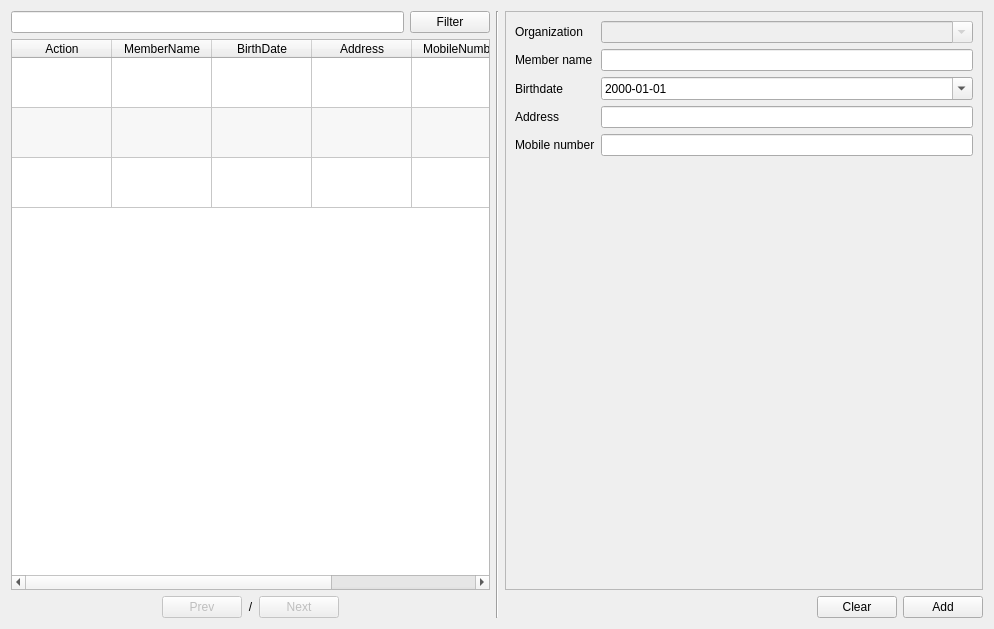
Old version of the form app/views/templates/ManageMember.ui in the repository rondalefloyd/mts-pos.
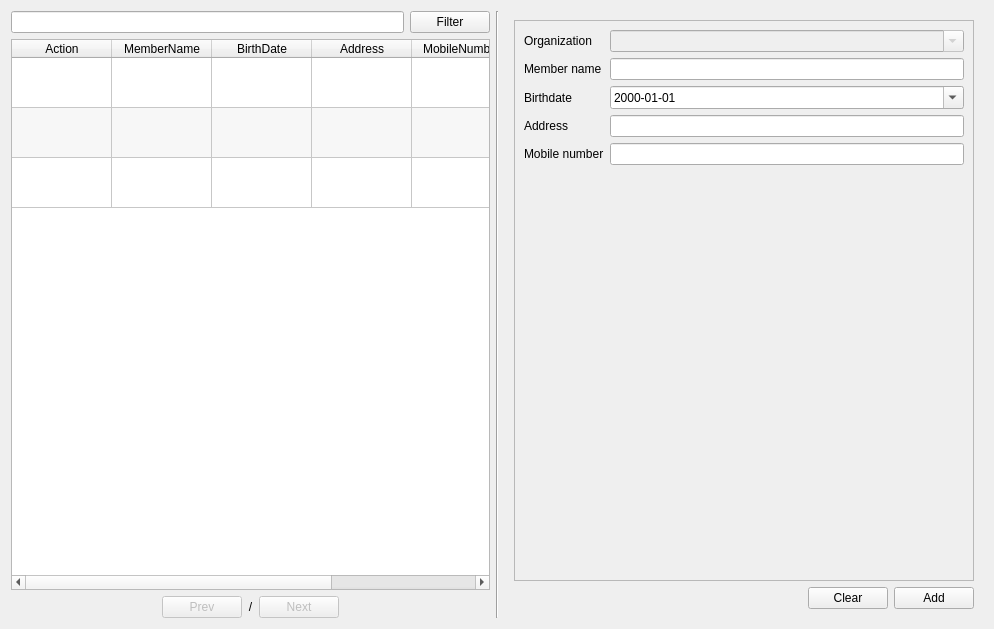
New version of the form.

```diff
--- a/app/views/templates/ManageMember.ui
+++ b/app/views/templates/ManageMember.ui
@@ -184,6 +184,13 @@
     </widget>
    </item>
    <item>
+    <widget class="QFrame" name="">
+     <property name="maximumSize">
+      <size>
+       <width>500</width>
+       <height>16777215</height>
+      </size>
+     </property>
     <layout class="QVBoxLayout" name="verticalLayout_2">
      <item>
       <widget class="QScrollArea" name="scrollArea">
@@ -306,6 +313,7 @@
       </layout>
      </item>
     </layout>
+    </widget>
    </item>
   </layout>
  </widget>
```
Lines whose indentation alone changed are shown as unchanged.
